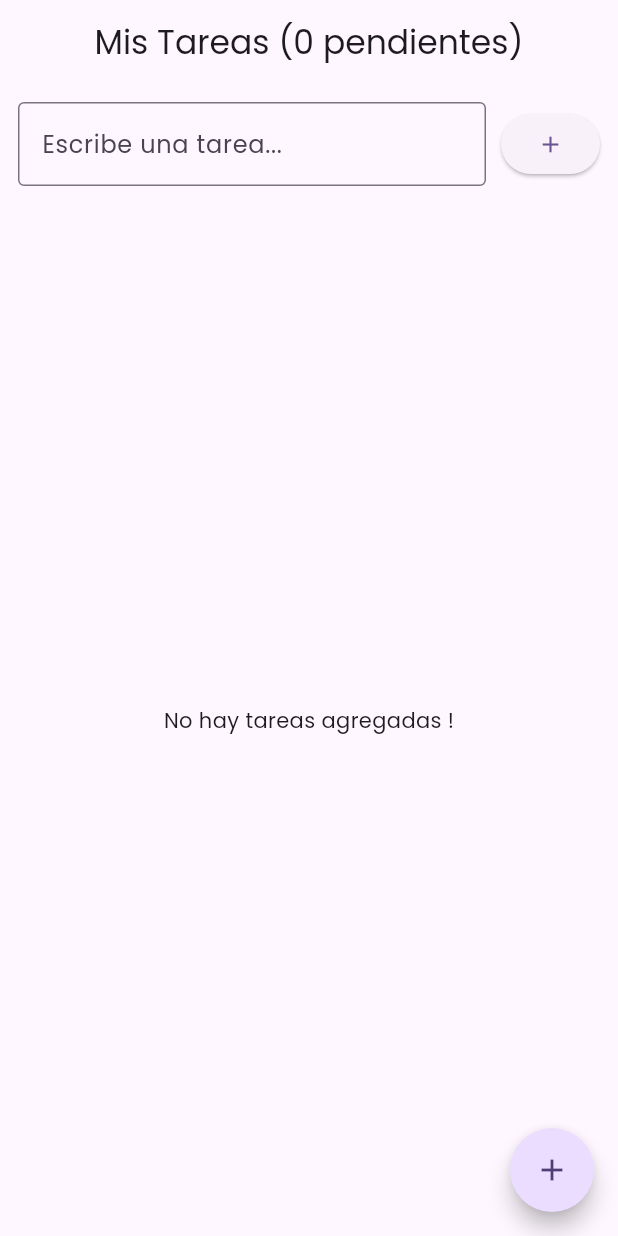
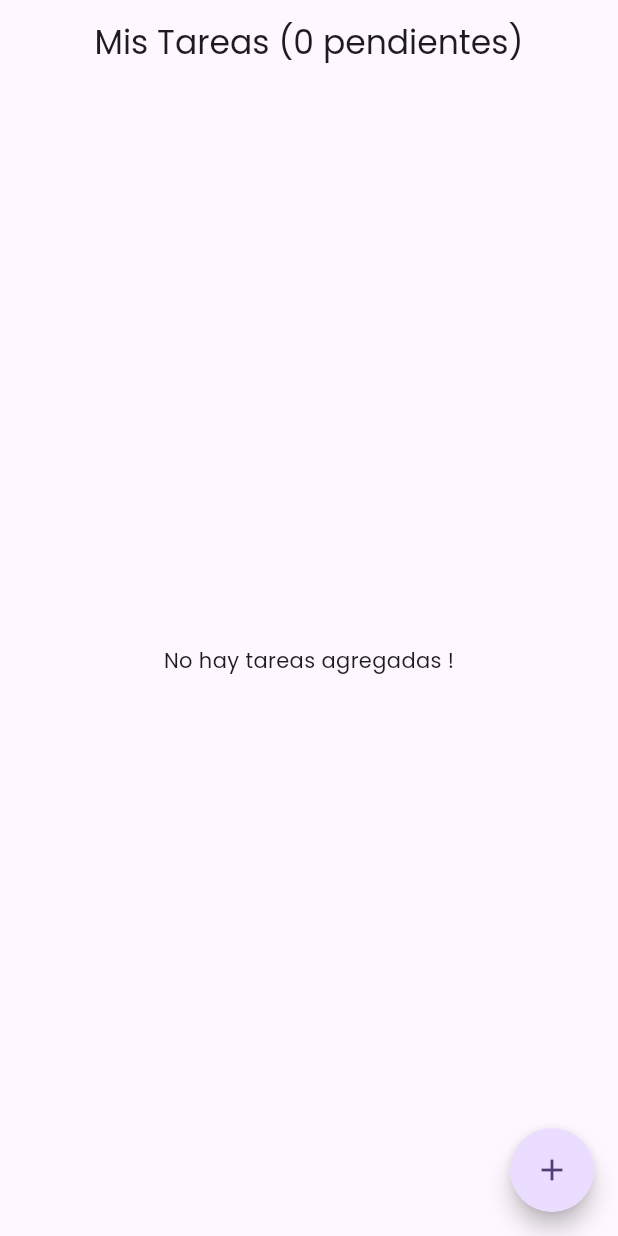
Before and after one commit to Luiscef/todo_app, a Flutter app: the screen it shows after launch, on a phone screen of 412 x 824 dp. Run offline on Flutter 3.47's test engine with Material 3 defaults, Android fonts, the phone set to English and light mode, and no system bars; our stand-ins replace google_fonts.

Commit message:
todo_app 2.1

```diff
--- a/lib/pages/home_page.dart
+++ b/lib/pages/home_page.dart
@@ -80,27 +80,7 @@ class _HomePageState extends State<HomePage> {
       ),
       body: Column(
         children: [
-          Padding(
-            padding: const EdgeInsets.all(12.0),
-            child: Row(
-              children: [
-                Expanded(
-                  child: TextField(
-                    controller: _inputController,
-                    decoration: const InputDecoration(
-                      hintText: "Escribe una tarea...",
-                      border: OutlineInputBorder(),
-                    ),
-                  ),
-                ),
-                const SizedBox(width: 10),
-                ElevatedButton(
-                  onPressed: _addTask,
-                  child: const Icon(Icons.add),
-                )
-              ],
-            ),
-          ),
+
           Expanded(
             child: _tasks.isEmpty
                 ? const Center(child: Text("No hay tareas agregadas !"))
```
